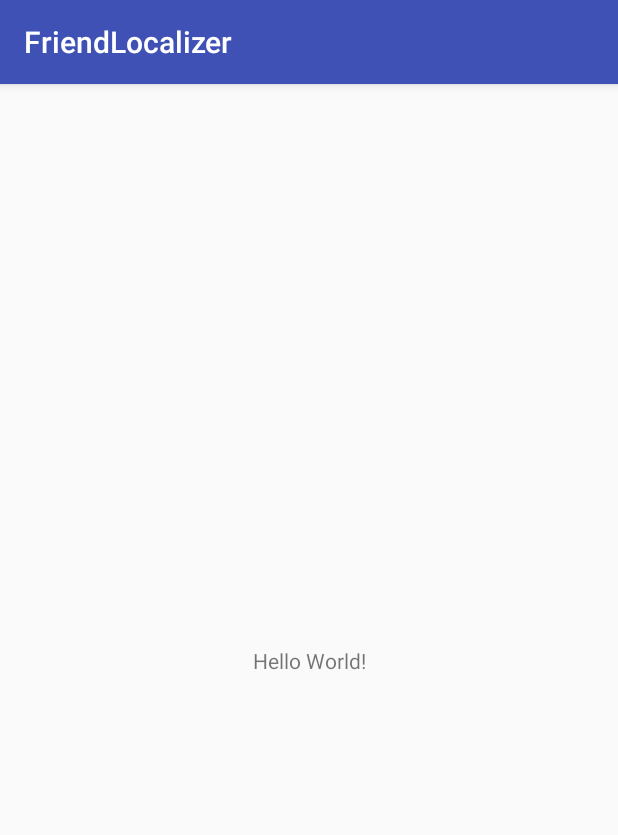
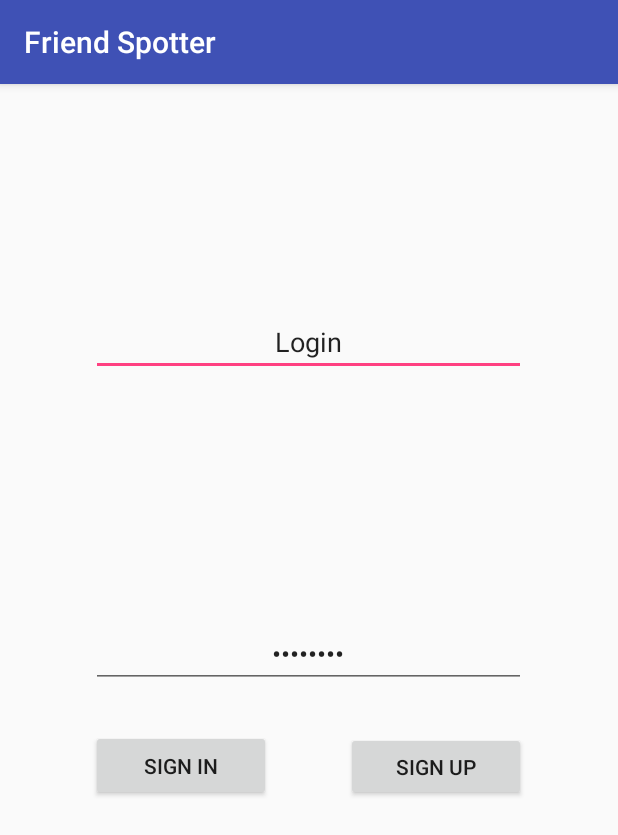
Before and after one commit to adam-wudzinski/friend-localizator, an Android app: the screen it shows after launch (HelloActivity), on a phone screen of 412 x 824 dp. Shown: the top 835 px of the screen. Run offline under Robolectric (Android 15) with nearby library versions, the phone set to English and light mode, and no system bars.

Commit message:
sign in/up layout, support for ENG an PL languages

```diff
--- a/android/app/src/main/res/layout/activity_hello.xml
+++ b/android/app/src/main/res/layout/activity_hello.xml
@@ -1,18 +1,56 @@
 <?xml version="1.0" encoding="utf-8"?>
-<android.support.constraint.ConstraintLayout xmlns:android="http://schemas.android.com/apk/res/android"
+<RelativeLayout xmlns:android="http://schemas.android.com/apk/res/android"
     xmlns:app="http://schemas.android.com/apk/res-auto"
     xmlns:tools="http://schemas.android.com/tools"
     android:layout_width="match_parent"
     android:layout_height="match_parent"
     tools:context="szyszka.it.friendlocalizer.HelloActivity">
 
-    <TextView
-        android:layout_width="wrap_content"
-        android:layout_height="wrap_content"
-        android:text="Hello World!"
-        app:layout_constraintBottom_toBottomOf="parent"
-        app:layout_constraintLeft_toLeftOf="parent"
-        app:layout_constraintRight_toRightOf="parent"
-        app:layout_constraintTop_toTopOf="parent" />
+    <EditText
+        android:id="@+id/loginInput"
+        android:layout_width="290dp"
+        android:layout_height="45dp"
+        android:ems="10"
+        android:inputType="textPersonName"
+        android:textAlignment="center"
+        android:text="@string/login"
+        tools:layout_editor_absoluteX="48dp"
+        tools:layout_editor_absoluteY="129dp"
+        android:layout_alignParentTop="true"
+        android:layout_centerHorizontal="true"
+        android:layout_marginTop="149dp" />
 
-</android.support.constraint.ConstraintLayout>
+    <EditText
+        android:id="@+id/passInput"
+        android:layout_width="290dp"
+        android:layout_height="38dp"
+        android:textAlignment="center"
+        android:ems="10"
+        android:text="@string/password"
+        android:inputType="textPassword"
+        tools:layout_editor_absoluteX="49dp"
+        tools:layout_editor_absoluteY="200dp"
+        android:layout_centerVertical="true"
+        android:layout_alignStart="@+id/loginInput" />
+
+    <Button
+        android:id="@+id/signUp"
+        android:layout_width="120dp"
+        android:layout_height="46dp"
+        android:text="@string/sign_up"
+        tools:layout_editor_absoluteX="218dp"
+        tools:layout_editor_absoluteY="260dp"
+        android:layout_alignBottom="@+id/signIn"
+        android:layout_alignEnd="@+id/passInput" />
+
+    <Button
+        android:id="@+id/signIn"
+        android:layout_width="120dp"
+        android:layout_height="47dp"
+        android:text="@string/sing_in"
+        tools:layout_editor_absoluteX="48dp"
+        tools:layout_editor_absoluteY="260dp"
+        android:layout_marginTop="28dp"
+        android:layout_below="@+id/passInput"
+        android:layout_alignStart="@+id/passInput" />
+</RelativeLayout>
--- /dev/null
+++ b/android/app/src/main/res/values-mcc260/strings.xml
@@ -0,0 +1,11 @@
+<?xml version="1.0" encoding="utf-8"?>
+<resources>
+    <string name="app_name">Śledzik</string>
+    <string name="login">Login</string>
+    <string name="sign_up">Zarejestruj</string>
+    <string name="sing_in">Zaloguj</string>
+    <string name="password">Hasło</string>
+    <string name="email">E-mail</string>
+    <string name="repeat_password">Powtórz hasło</string>
+    <string name="ok">OK</string>
+</resources>
--- a/android/app/src/main/res/values/strings.xml
+++ b/android/app/src/main/res/values/strings.xml
@@ -1,3 +1,10 @@
 <resources>
-    <string name="app_name">FriendLocalizer</string>
+    <string name="app_name">Friend Spotter</string>
+    <string name="login">Login</string>
+    <string name="sign_up">Sign Up</string>
+    <string name="sing_in">Sign In</string>
+    <string name="password">Password</string>
+    <string name="email">E-mail</string>
+    <string name="repeat_password">Repeat password</string>
+    <string name="ok">OK</string>
 </resources>
```
Also changed, not shown: android/app/src/main/res/layout/activity_signup.xml (added, +110 -0 lines), android/app/src/main/res/values/dimens.xml (added, +9 -0 lines).
